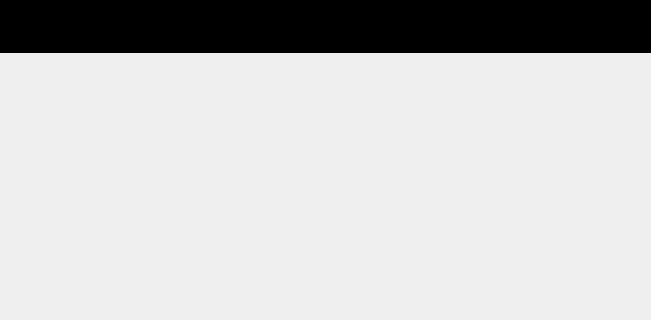
Old version of the form Server/mainWindow.ui in the repository djvra/GalacticDeceit; both pictures show x 350 to 1001 and y 508 to 828 of the 1229 by 828 pixel window.
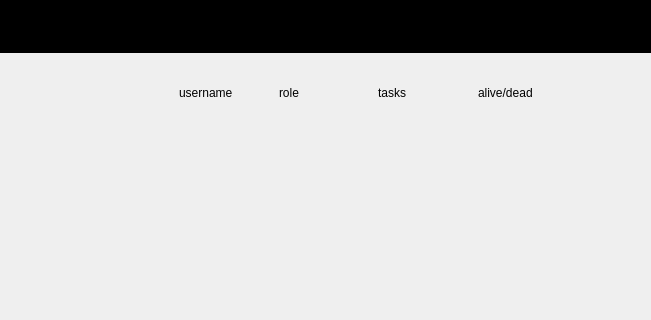
New version of the form.

Commit message: add num tasks ui

Diff of the .ui file:
```diff
--- a/Server/mainWindow.ui
+++ b/Server/mainWindow.ui
@@ -90,76 +90,18 @@
     </item>
    </layout>
   </widget>
-  <widget class="QWidget" name="">
+  <widget class="QWidget" name="layoutWidget">
    <property name="geometry">
     <rect>
      <x>430</x>
      <y>590</y>
      <width>491</width>
-     <height>141</height>
+     <height>191</height>
     </rect>
    </property>
    <layout class="QGridLayout" name="gridLayout">
-    <item row="5" column="0">
-     <widget class="QLabel" name="p5iconLabel">
-      <property name="styleSheet">
-       <string notr="true"/>
-      </property>
-      <property name="text">
-       <string/>
-      </property>
-     </widget>
-    </item>
-    <item row="1" column="2">
-     <widget class="QLabel" name="p1imposterLabel">
-      <property name="text">
-       <string/>
-      </property>
-     </widget>
-    </item>
-    <item row="4" column="3">
-     <widget class="QLabel" name="p4aliveLabel">
-      <property name="styleSheet">
-       <string notr="true"/>
-      </property>
-      <property name="text">
-       <string/>
-      </property>
-     </widget>
-    </item>
-    <item row="5" column="1">
-     <widget class="QLabel" name="p5nameLabel">
-      <property name="text">
-       <string/>
-      </property>
-     </widget>
-    </item>
-    <item row="1" column="3">
-     <widget class="QLabel" name="p1aliveLabel">
-      <property name="styleSheet">
-       <string notr="true"/>
-      </property>
-      <property name="text">
-       <string/>
-      </property>
-     </widget>
-    </item>
-    <item row="1" column="1">
-     <widget class="QLabel" name="p1nameLabel">
-      <property name="text">
-       <string/>
-      </property>
-     </widget>
-    </item>
-    <item row="2" column="1">
-     <widget class="QLabel" name="p2nameLabel">
-      <property name="text">
-       <string/>
-      </property>
-     </widget>
-    </item>
     <item row="4" column="0">
-     <widget class="QLabel" name="p4iconLabel">
+     <widget class="QLabel" name="p3iconLabel">
       <property name="styleSheet">
        <string notr="true"/>
       </property>
@@ -168,14 +110,7 @@
       </property>
      </widget>
     </item>
-    <item row="4" column="2">
-     <widget class="QLabel" name="p4imposterLabel">
-      <property name="text">
-       <string/>
-      </property>
-     </widget>
-    </item>
-    <item row="5" column="3">
+    <item row="6" column="4">
      <widget class="QLabel" name="p5aliveLabel">
       <property name="styleSheet">
        <string notr="true"/>
@@ -185,31 +120,55 @@
       </property>
      </widget>
     </item>
-    <item row="5" column="2">
+    <item row="6" column="2">
      <widget class="QLabel" name="p5imposterLabel">
       <property name="text">
        <string/>
       </property>
      </widget>
     </item>
-    <item row="4" column="1">
-     <widget class="QLabel" name="p4nameLabel">
+    <item row="3" column="3">
+     <widget class="QLabel" name="p2numTasksLabel">
       <property name="text">
        <string/>
       </property>
      </widget>
     </item>
-    <item row="0" column="0">
-     <widget class="QLabel" name="p0iconLabel">
+    <item row="5" column="3">
+     <widget class="QLabel" name="p4numTasksLabel">
+      <property name="text">
+       <string/>
+      </property>
+     </widget>
+    </item>
+    <item row="0" column="2">
+     <widget class="QLabel" name="label_3">
       <property name="styleSheet">
-       <string notr="true"/>
+       <string notr="true">font: 700 11pt &quot;Segoe UI&quot;;</string>
       </property>
       <property name="text">
-       <string/>
+       <string>role</string>
       </property>
      </widget>
     </item>
     <item row="2" column="3">
+     <widget class="QLabel" name="p1numTasksLabel">
+      <property name="text">
+       <string/>
+      </property>
+     </widget>
+    </item>
+    <item row="0" column="0">
+     <widget class="QLabel" name="label">
+      <property name="styleSheet">
+       <string notr="true">font: 700 11pt &quot;Segoe UI&quot;;</string>
+      </property>
+      <property name="text">
+       <string/>
+      </property>
+     </widget>
+    </item>
+    <item row="3" column="4">
      <widget class="QLabel" name="p2aliveLabel">
       <property name="styleSheet">
        <string notr="true"/>
@@ -219,35 +178,8 @@
       </property>
      </widget>
     </item>
-    <item row="3" column="0">
-     <widget class="QLabel" name="p3iconLabel">
-      <property name="styleSheet">
-       <string notr="true"/>
-      </property>
-      <property name="text">
-       <string/>
-      </property>
-     </widget>
-    </item>
-    <item row="3" column="3">
-     <widget class="QLabel" name="p3aliveLabel">
-      <property name="styleSheet">
-       <string notr="true"/>
-      </property>
-      <property name="text">
-       <string/>
-      </property>
-     </widget>
-    </item>
-    <item row="0" column="1">
-     <widget class="QLabel" name="p0nameLabel">
-      <property name="text">
-       <string/>
-      </property>
-     </widget>
-    </item>
     <item row="1" column="0">
-     <widget class="QLabel" name="p1iconLabel">
+     <widget class="QLabel" name="p0iconLabel">
       <property name="styleSheet">
        <string notr="true"/>
       </property>
@@ -256,28 +188,45 @@
       </property>
      </widget>
     </item>
-    <item row="2" column="2">
-     <widget class="QLabel" name="p2imposterLabel">
-      <property name="text">
-       <string/>
+    <item row="5" column="4">
+     <widget class="QLabel" name="p4aliveLabel">
+      <property name="styleSheet">
+       <string notr="true"/>
       </property>
-     </widget>
-    </item>
-    <item row="3" column="1">
-     <widget class="QLabel" name="p3nameLabel">
       <property name="text">
        <string/>
       </property>
      </widget>
     </item>
-    <item row="0" column="2">
+    <item row="1" column="2">
      <widget class="QLabel" name="p0imposterLabel">
       <property name="text">
        <string/>
       </property>
      </widget>
     </item>
-    <item row="2" column="0">
+    <item row="1" column="1">
+     <widget class="QLabel" name="p0nameLabel">
+      <property name="text">
+       <string/>
+      </property>
+     </widget>
+    </item>
+    <item row="4" column="1">
+     <widget class="QLabel" name="p3nameLabel">
+      <property name="text">
+       <string/>
+      </property>
+     </widget>
+    </item>
+    <item row="5" column="2">
+     <widget class="QLabel" name="p4imposterLabel">
+      <property name="text">
+       <string/>
+      </property>
+     </widget>
+    </item>
+    <item row="3" column="0">
      <widget class="QLabel" name="p2iconLabel">
       <property name="styleSheet">
        <string notr="true"/>
@@ -287,14 +236,38 @@
       </property>
      </widget>
     </item>
-    <item row="3" column="2">
+    <item row="2" column="0">
+     <widget class="QLabel" name="p1iconLabel">
+      <property name="styleSheet">
+       <string notr="true"/>
+      </property>
+      <property name="text">
+       <string/>
+      </property>
+     </widget>
+    </item>
+    <item row="4" column="2">
      <widget class="QLabel" name="p3imposterLabel">
       <property name="text">
        <string/>
       </property>
      </widget>
     </item>
-    <item row="0" column="3">
+    <item row="5" column="1">
+     <widget class="QLabel" name="p4nameLabel">
+      <property name="text">
+       <string/>
+      </property>
+     </widget>
+    </item>
+    <item row="2" column="2">
+     <widget class="QLabel" name="p1imposterLabel">
+      <property name="text">
+       <string/>
+      </property>
+     </widget>
+    </item>
+    <item row="1" column="4">
      <widget class="QLabel" name="p0aliveLabel">
       <property name="styleSheet">
        <string notr="true"/>
@@ -304,6 +277,125 @@
       </property>
      </widget>
     </item>
+    <item row="0" column="3">
+     <widget class="QLabel" name="label_4">
+      <property name="styleSheet">
+       <string notr="true">font: 700 11pt &quot;Segoe UI&quot;;</string>
+      </property>
+      <property name="text">
+       <string>tasks</string>
+      </property>
+     </widget>
+    </item>
+    <item row="6" column="0">
+     <widget class="QLabel" name="p5iconLabel">
+      <property name="styleSheet">
+       <string notr="true"/>
+      </property>
+      <property name="text">
+       <string/>
+      </property>
+     </widget>
+    </item>
+    <item row="3" column="1">
+     <widget class="QLabel" name="p2nameLabel">
+      <property name="text">
+       <string/>
+      </property>
+     </widget>
+    </item>
+    <item row="2" column="4">
+     <widget class="QLabel" name="p1aliveLabel">
+      <property name="styleSheet">
+       <string notr="true"/>
+      </property>
+      <property name="text">
+       <string/>
+      </property>
+     </widget>
+    </item>
+    <item row="6" column="1">
+     <widget class="QLabel" name="p5nameLabel">
+      <property name="text">
+       <string/>
+      </property>
+     </widget>
+    </item>
+    <item row="2" column="1">
+     <widget class="QLabel" name="p1nameLabel">
+      <property name="text">
+       <string/>
+      </property>
+     </widget>
+    </item>
+    <item row="5" column="0">
+     <widget class="QLabel" name="p4iconLabel">
+      <property name="styleSheet">
+       <string notr="true"/>
+      </property>
+      <property name="text">
+       <string/>
+      </property>
+     </widget>
+    </item>
+    <item row="4" column="4">
+     <widget class="QLabel" name="p3aliveLabel">
+      <property name="styleSheet">
+       <string notr="true"/>
+      </property>
+      <property name="text">
+       <string/>
+      </property>
+     </widget>
+    </item>
+    <item row="6" column="3">
+     <widget class="QLabel" name="p5numTasksLabel">
+      <property name="text">
+       <string/>
+      </property>
+     </widget>
+    </item>
+    <item row="0" column="1">
+     <widget class="QLabel" name="label_2">
+      <property name="styleSheet">
+       <string notr="true">font: 700 11pt &quot;Segoe UI&quot;;</string>
+      </property>
+      <property name="text">
+       <string>username</string>
+      </property>
+     </widget>
+    </item>
+    <item row="3" column="2">
+     <widget class="QLabel" name="p2imposterLabel">
+      <property name="text">
+       <string/>
+      </property>
+     </widget>
+    </item>
+    <item row="1" column="3">
+     <widget class="QLabel" name="p0numTasksLabel">
+      <property name="text">
+       <string/>
+      </property>
+     </widget>
+    </item>
+    <item row="4" column="3">
+     <widget class="QLabel" name="p3numTasksLabel">
+      <property name="text">
+       <string/>
+      </property>
+     </widget>
+    </item>
+    <item row="0" column="4">
+     <widget class="QLabel" name="label_5">
+      <property name="styleSheet">
+       <string notr="true">font: 700 11pt &quot;Segoe UI&quot;;</string>
+      </property>
+      <property name="text">
+       <string>alive/dead</string>
+      </property>
+     </widget>
+    </item>
    </layout>
   </widget>
  </widget>
```
The commit also changes 5 other files.
